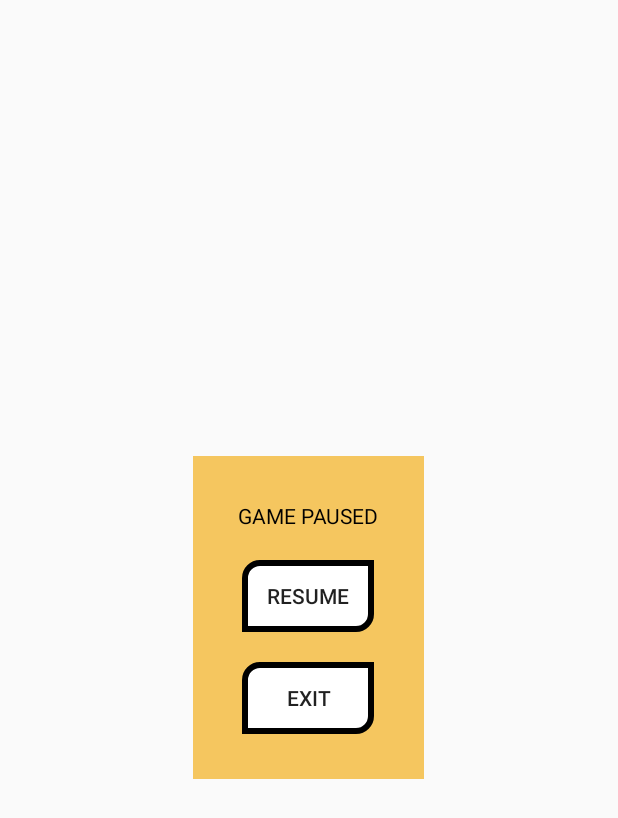
After one commit to jghjianghan/Piano_Tiles_KW, an Android app: the layout dialog_pause.xml on its own in the app's theme, with its tools: preview values and no code run, on a phone screen of 412 x 824 dp. The commit adds this screen. Shown: the top 818 px of the screen. Run offline under Robolectric (Android 15) with nearby library versions, the phone set to English and light mode, and no system bars.

Commit message:
add pause, fix bug start time classic mode

```diff
--- a/app/src/main/java/com/example/piano_tiles_kw/view/engines/GameEngine.kt
+++ b/app/src/main/java/com/example/piano_tiles_kw/view/engines/GameEngine.kt
@@ -60,6 +60,8 @@ abstract class GameEngine (private val context: Context, private val iv: ImageVi
 
     abstract fun startGame()
     abstract fun stopGame()
+    abstract fun pauseGame()
+    abstract fun resumeGame()
 
     abstract fun getScore(): Number
 }
--- /dev/null
+++ b/app/src/main/res/layout/dialog_pause.xml
@@ -0,0 +1,54 @@
+<?xml version="1.0" encoding="utf-8"?>
+<RelativeLayout xmlns:android="http://schemas.android.com/apk/res/android"
+    android:layout_width="match_parent" android:layout_height="match_parent">
+
+    <RelativeLayout
+        android:layout_width="wrap_content"
+        android:layout_height="wrap_content"
+        android:layout_centerVertical="true"
+        android:layout_centerHorizontal="true"
+        android:background="@color/colorPrimary"
+        android:paddingVertical="30dp"
+        android:paddingHorizontal="30dp"
+        >
+
+        <LinearLayout
+            android:layout_width="wrap_content"
+            android:layout_height="wrap_content"
+            android:orientation="vertical"
+            android:layout_centerVertical="true"
+            >
+
+            <TextView
+                android:layout_width="wrap_content"
+                android:layout_height="wrap_content"
+                android:text="GAME PAUSED"
+                android:layout_gravity="center"
+                android:textColor="@color/colorBlack"
+                />
+            <Button
+                android:id="@+id/btn_resume"
+                android:layout_width="wrap_content"
+                android:layout_height="wrap_content"
+                android:text="resume"
+                android:layout_gravity="center"
+                android:background="@drawable/button_background"
+                android:layout_marginVertical="20dp"
+                />
+
+            <Button
+                android:id="@+id/btn_exit"
+                android:layout_width="wrap_content"
+                android:layout_height="wrap_content"
+                android:text="exit"
+                android:layout_gravity="center"
+                android:background="@drawable/button_background"
+                />
+
+        </LinearLayout>
+
+
+
+    </RelativeLayout>
+
+</RelativeLayout>
```
Also changed, not shown: app/src/main/java/com/example/piano_tiles_kw/view/GameplayFragment.kt (+42 -2 lines), app/src/main/java/com/example/piano_tiles_kw/view/engines/arcade/ArcadeGameEngine.kt (+8 -0 lines), app/src/main/java/com/example/piano_tiles_kw/view/engines/arcade/ArcadeTileOrchestrator.kt (+10 -9 lines), app/src/main/java/com/example/piano_tiles_kw/view/engines/classic/ClassicGameEngine.kt (+8 -0 lines), app/src/main/java/com/example/piano_tiles_kw/view/engines/classic/ClassicTileOrchestrator.kt (+17 -6 lines), app/src/main/java/com/example/piano_tiles_kw/view/engines/raining/RainingGameEngine.kt (+8 -0 lines), app/src/main/java/com/example/piano_tiles_kw/view/engines/raining/RainingTileOrchestrator.kt (+13 -11 lines), app/src/main/java/com/example/piano_tiles_kw/view/engines/tilt/TiltGameEngine.kt (+8 -0 lines), app/src/main/java/com/example/piano_tiles_kw/view/engines/tilt/TiltTileOrchestrator.kt (+14 -10 lines), app/src/main/res/layout/fragment_gameplay.xml (+12 -0 lines).
